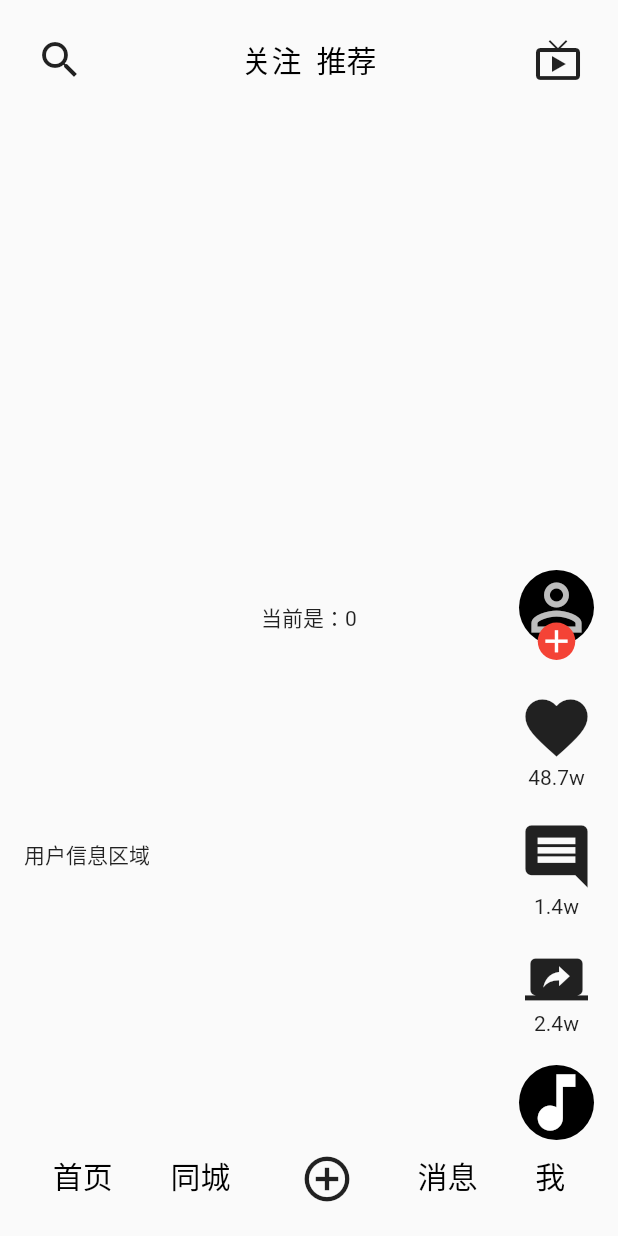
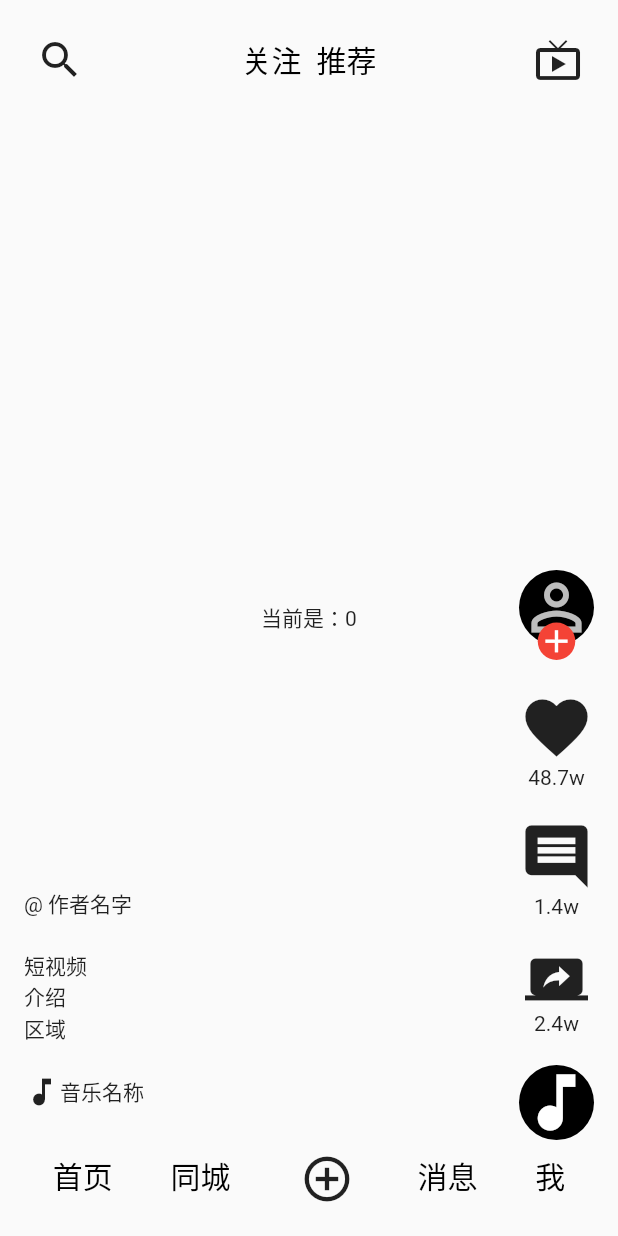
Before and after one commit to gdky005/douyin_home_page_demo, a Flutter app: the screen it shows after launch, on a phone screen of 412 x 824 dp. Run offline on Flutter 3.47's test engine with Material 2 defaults, Android fonts, the phone set to English and light mode, and no system bars.

Commit message:
1. 添加左侧按钮。

```diff
--- a/lib/main.dart
+++ b/lib/main.dart
@@ -148,6 +148,7 @@ class _MyHomePageState extends State<MyHomePage> {
   Widget _secondCenterFloorWidget() {
     return Row(
       mainAxisAlignment: MainAxisAlignment.spaceBetween,
+      crossAxisAlignment: CrossAxisAlignment.end,
       children: <Widget>[
         _secondCenterLeftFloorWidget(),
         _secondCenterRightFloorWidget(),
@@ -157,8 +158,19 @@ class _MyHomePageState extends State<MyHomePage> {
 
   Widget _secondCenterLeftFloorWidget() {
     return Column(
+      crossAxisAlignment: CrossAxisAlignment.start,
       children: <Widget>[
-        Text("用户信息区域"),
+        Text("@ 作者名字"),
+        SizedBox(height: 20),
+        Text("短视频\n介绍\n区域", maxLines: 3, overflow: TextOverflow.ellipsis),
+        SizedBox(height: 20),
+        Row(
+          children: <Widget>[
+            Icon(Icons.music_note),
+            Text("音乐名称"),
+          ],
+        ),
+        SizedBox(height: 20),
       ],
     );
   }
```
